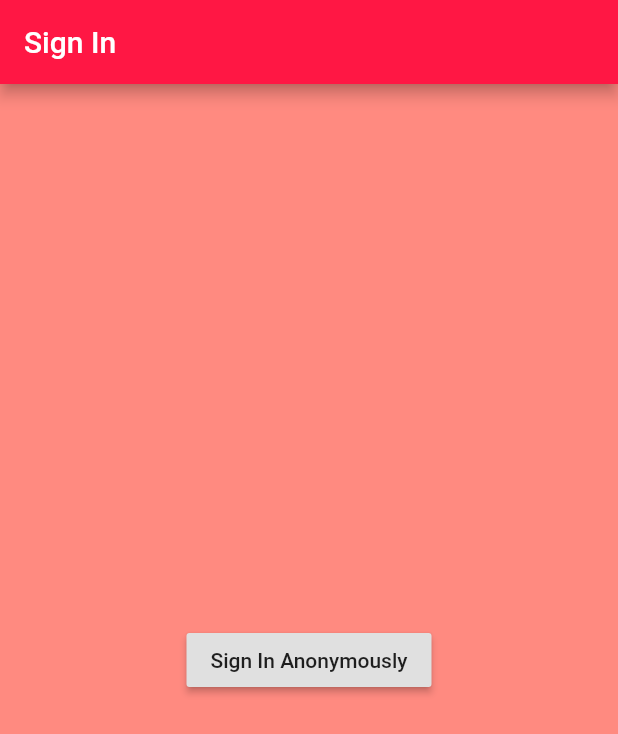
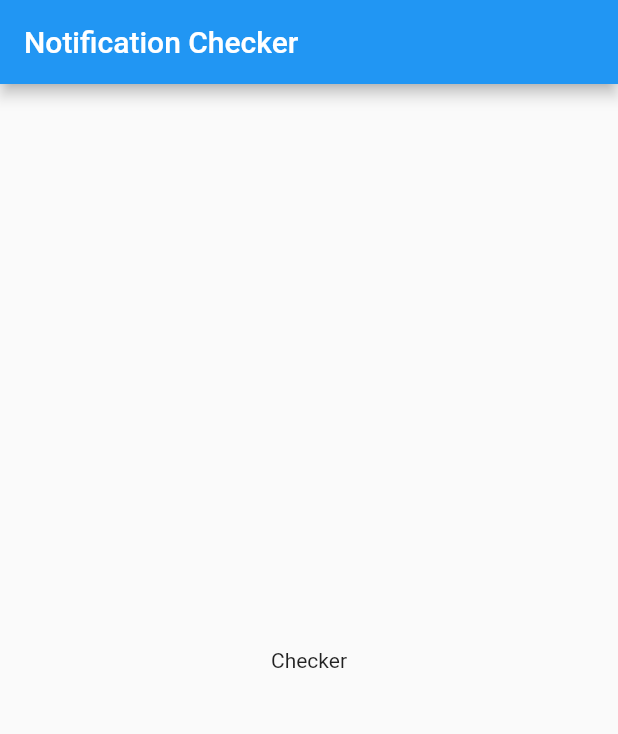
Before and after one commit to sra1kumar-NULL/simple-tracker-hybrid, a Flutter app: the screen it shows after launch, on a phone screen of 412 x 824 dp. Shown: the top 734 px of the screen. Run offline on Flutter 3.47's test engine with Material 2 defaults, Android fonts, the phone set to English and light mode, and no system bars; our stand-ins replace cloud_firestore, firebase_auth, firebase_core, flutter_local_notifications; accounts and stored records are empty.

Commit message:
added the new features

```diff
--- a/lib/main.dart
+++ b/lib/main.dart
@@ -1,6 +1,7 @@
 import 'package:firebase_core/firebase_core.dart';
 import 'package:flutter/material.dart';
 import 'package:simple_tracker/authentication/sign_in.dart';
+import 'package:simple_tracker/notifications/notify.dart';
 void main() async{
   WidgetsFlutterBinding.ensureInitialized();
   await Firebase.initializeApp();
@@ -14,7 +15,7 @@ class MyApp extends StatelessWidget {
   @override
   Widget build(BuildContext context) {
     return MaterialApp(
-      home:SignIn()
+      home:Notify()
     );
   }
 }
--- a/lib/notifications/notify.dart
+++ b/lib/notifications/notify.dart
@@ -0,0 +1,25 @@
+import 'package:flutter/material.dart';
+import 'package:flutter_local_notifications/flutter_local_notifications.dart';
+//import 'package:awesome_notifications/awesome_notifications.dart';
+class Notify extends StatefulWidget {
+  const Notify({Key? key}) : super(key: key);
+
+  @override
+  _NotifyState createState() => _NotifyState();
+}
+
+class _NotifyState extends State<Notify> {
+  @override
+  Widget build(BuildContext context) {
+    return Scaffold(
+          appBar: AppBar(
+            title: Text("Notification Checker"),
+          ),
+      body: Center(
+        child: Container(
+          child:Text("Checker")
+        ),
+      ),
+    );
+  }
+}
--- a/lib/store/customCard.dart
+++ b/lib/store/customCard.dart
@@ -52,7 +52,7 @@ class CustomCard extends StatelessWidget {
                           onPressed: () async {
                             String _id = snapshot.data.docs[index].id;
                             //debugPrint(FirebaseFirestore.instance.collection("weights").doc('$index').toString());
-                            //await FirebaseFirestore.instance.collection("weights").doc(_id).delete().then((value) => print("deleted"));
+                            await FirebaseFirestore.instance.collection("weights").doc(_id).delete().then((value) => print("deleted"));
                           },
                           child: Text("delete"),
                         )
```
Also changed, not shown: pubspec.yaml (+5 -2 lines), pubspec.lock, 1 other file.
